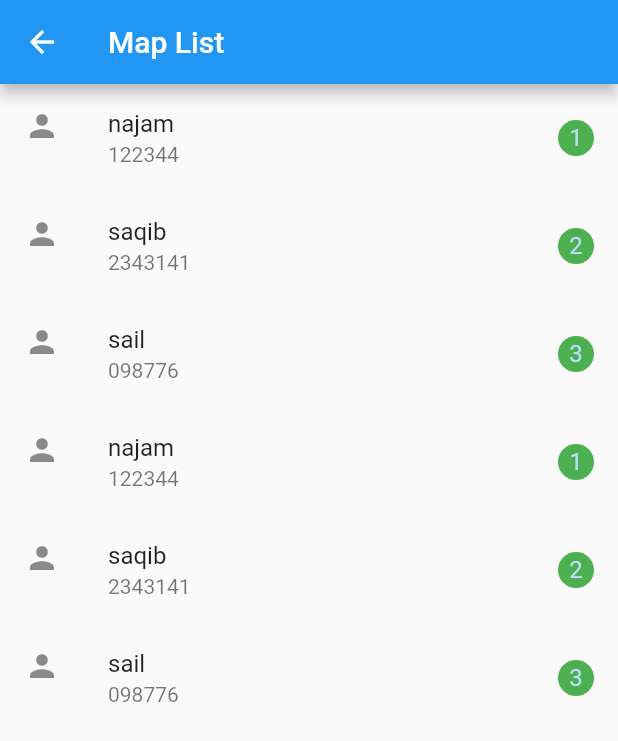
After one commit to Balghari13/flutter_animation_pract, a Flutter app: the screen it shows after launch, after a tap on "Mapping List", on a phone screen of 412 x 824 dp. The commit adds this screen. Shown: the top 741 px of the screen. Run offline on Flutter 3.47's test engine with Material 2 defaults, Android fonts, the phone set to English and light mode, and no system bars.

Commit message:
Mapping List

```diff
--- a/lib/main.dart
+++ b/lib/main.dart
@@ -5,6 +5,7 @@ import 'package:practise/cross_fade.dart';
 import 'package:practise/foo_animation.dart';
 import 'package:practise/hero/hero_animation.dart';
 import 'package:practise/listwheel_scrollView.dart';
+import 'package:practise/map_list.dart';
 import 'package:practise/test.dart';
 
 void main() {
@@ -84,6 +85,9 @@ class HomePage extends StatelessWidget {
               ElevatedButton(onPressed: (){
                 Navigator.push(context, MaterialPageRoute(builder: (context)=>ClipRRectPage()));
               }, child: Text('Clip RRect')),
+              ElevatedButton(onPressed: (){
+                Navigator.push(context, MaterialPageRoute(builder: (context)=>MapListPage()));
+              }, child: Text('Mapping List')),
 
               ElevatedButton(onPressed: (){
                 Navigator.push(context, MaterialPageRoute(builder: (context)=>TestPage()));
--- /dev/null
+++ b/lib/map_list.dart
@@ -0,0 +1,62 @@
+import 'package:flutter/material.dart';
+
+class MapListPage extends StatefulWidget {
+  const MapListPage({super.key});
+
+  @override
+  State<MapListPage> createState() => _MapListPageState();
+}
+
+class _MapListPageState extends State<MapListPage> {
+  var arrData = [
+    {
+      'name':'najam',
+      'cell': '122344',
+      'unread': '1',
+    },
+    {
+      'name':'saqib',
+      'cell': '2343141',
+      'unread': '2',
+    },
+    {
+      'name':'sail',
+      'cell': '098776',
+      'unread': '3',
+    },
+    {
+      'name':'najam',
+      'cell': '122344',
+      'unread': '1',
+    },
+    {
+      'name':'saqib',
+      'cell': '2343141',
+      'unread': '2',
+    },
+    {
+      'name':'sail',
+      'cell': '098776',
+      'unread': '3',
+    }
+  ];
+  @override
+  Widget build(BuildContext context) {
+    return Scaffold(
+      appBar: AppBar(
+        title: Text('Map List'),
+      ),
+      body: ListView(
+        children: arrData.map((value){
+         return ListTile(
+           leading: Icon(Icons.person),
+           title: Text(value['name'].toString()),
+           subtitle: Text(value['cell'].toString()),
+           trailing: CircleAvatar( radius: 12, backgroundColor: Colors.green,
+               child: Text(value['unread'].toString())),
+         );
+        }).toList(),
+      ),
+    );
+  }
+}
```
